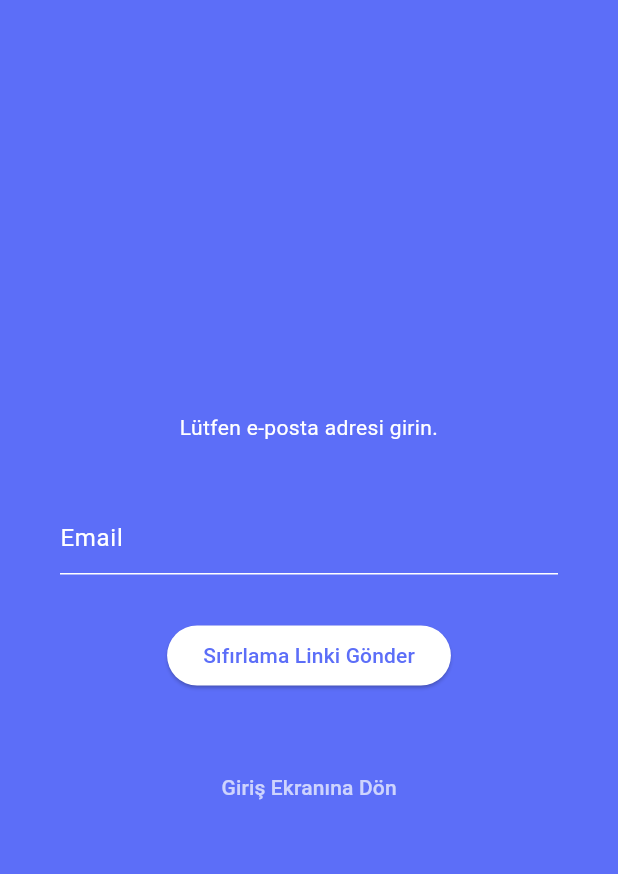
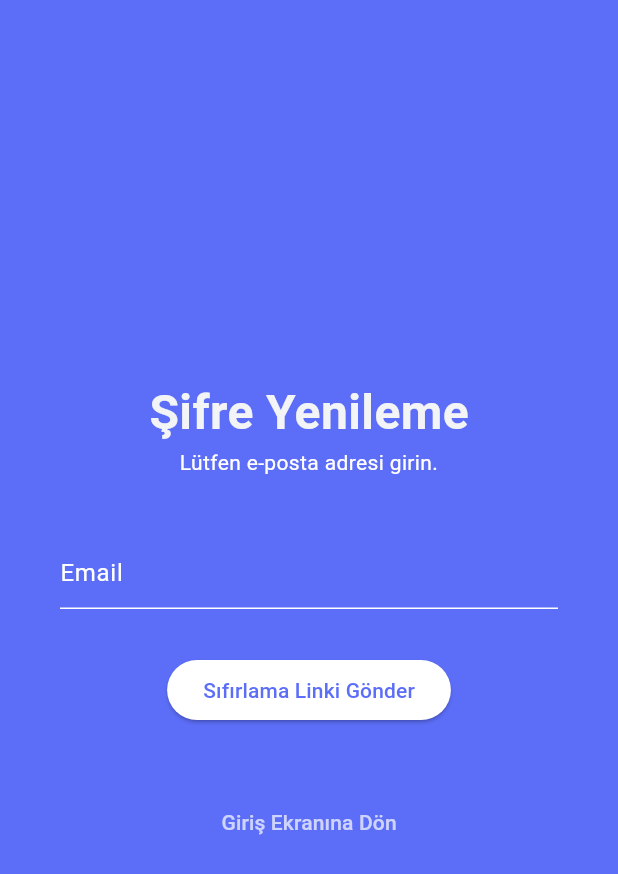
Before and after one commit to emirhnernsatr/To-Do-List, a Flutter app: the ForgotPasswordScreen screen opened directly, after a tap on "Sıfırlama Linki Gönder", on a phone screen of 412 x 824 dp. Shown: the top 874 px of the screen. Run offline on Flutter 3.47's test engine with Material 3 defaults, Android fonts, the phone set to English and light mode, and no system bars; our stand-ins replace cloud_firestore, firebase_auth, firebase_core, flutter_bloc, shared_preferences; accounts and stored records are empty; network calls fail.

Commit message:
forgotPasswordscreen duzenlendı

```diff
--- a/lib/screens/forgot_password_screen.dart
+++ b/lib/screens/forgot_password_screen.dart
@@ -23,6 +23,11 @@ class _ForgotPasswordScreenState extends State<ForgotPasswordScreen> {
       return;
     }
 
+    if (!email.contains('@')) {
+      setState(() => message = "Geçerli bir e-posta adresi girin.");
+      return;
+    }
+
     try {
       await _authService.sendPasswordResetEmail(email);
       setState(() => message = "Şifre sıfırlama bağlantısı gönderildi.");
@@ -36,16 +41,22 @@ class _ForgotPasswordScreenState extends State<ForgotPasswordScreen> {
     return Scaffold(
       backgroundColor: AppColors.primaryColor,
       body: Center(
+        child: SingleChildScrollView(
           child: Padding(
             padding: Paddings.all40,
             child: Column(
               mainAxisAlignment: MainAxisAlignment.center,
               children: [
                 Text(
-                message,
-                style: TextStyle(color: Colors.white),
-                textAlign: TextAlign.center,
+                  'Şifre Yenileme',
+                  style: TextStyle(
+                    fontSize: 32,
+                    color: AppColors.whitecolor,
+                    fontWeight: FontWeight.bold,
                   ),
+                ),
+                if (message.isNotEmpty) AppText.ForgotMessageText(message),
+
                 sizedBoxH(40),
                 _TextFieldForgotEmail(),
 
@@ -57,6 +68,7 @@ class _ForgotPasswordScreenState extends State<ForgotPasswordScreen> {
                 sizedBoxH(20),
                 _ReturnHomeButton(context),
               ],
+            ),
           ),
         ),
       ),
@@ -75,6 +87,10 @@ class _ForgotPasswordScreenState extends State<ForgotPasswordScreen> {
 
   ElevatedButton _ResetPasswordButton() {
     return ElevatedButton(
+      style: ElevatedButton.styleFrom(
+        backgroundColor: AppColors.white,
+        foregroundColor: AppColors.primaryColor,
+      ),
       onPressed: _resetPassword,
       child: Text("Sıfırlama Linki Gönder"),
     );
@@ -87,6 +103,8 @@ class _ForgotPasswordScreenState extends State<ForgotPasswordScreen> {
       cursorColor: AppColors.white,
       style: TextStyle(color: AppColors.white),
       keyboardType: TextInputType.emailAddress,
+      textInputAction: TextInputAction.done,
+      onSubmitted: (_) => _resetPassword(),
     );
   }
 }
--- a/lib/screens/register_screen.dart
+++ b/lib/screens/register_screen.dart
@@ -63,10 +63,10 @@ class _RegisterScreenState extends State<RegisterScreen> {
               Column(
                 children: [
                   _TextFieldRegisterEmail(),
-                  sizedBoxH(20),
+                  sizedBoxH(30),
 
                   _TextFieldRegisterPassword(),
-                  sizedBoxH(20),
+                  sizedBoxH(30),
 
                   _TextFieldRegisterConfirmPassword(),
                 ],
--- a/lib/widgets/task_item.dart
+++ b/lib/widgets/task_item.dart
@@ -26,21 +26,21 @@ class AppText {
   );
 
   static Widget PasswordResetText = Text(
-    'Şifre Sıfırlama',
+    'Şifreni mi Unuttun?',
     style: TextStyle(
       fontSize: 32,
       color: Colors.white,
       fontWeight: FontWeight.bold,
     ),
   );
-  /*
-  Widget ForgotMessageText(String message) {
+
+  static Widget ForgotMessageText(String message) {
     return Text(
       message,
       style: TextStyle(color: Colors.white),
       textAlign: TextAlign.center,
     );
-  }*/
+  }
 
   static Widget RegisterText = Text(
     "Kayıt ol",
@@ -58,11 +58,11 @@ class AppText {
 
   static Widget RegisterButtonText = Text(
     'kayıt Ol',
-    style: TextStyle(color: AppColors.white),
+    style: TextStyle(color: AppColors.white, fontWeight: FontWeight.bold),
   );
 
   static Widget ForgotPasswordText = Text(
-    'sifremi Unuttum',
+    'Şifreni mi Unuttun?',
     style: TextStyle(color: AppColors.white70),
   );
 
```
Lines whose indentation alone changed are shown as unchanged.
